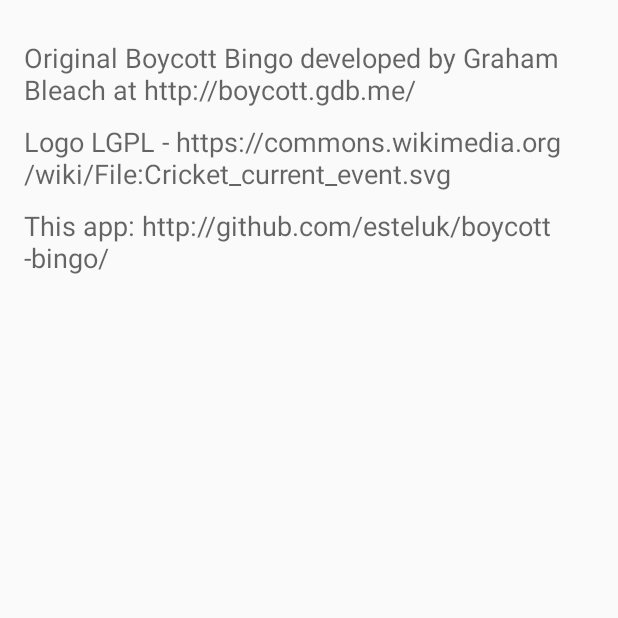
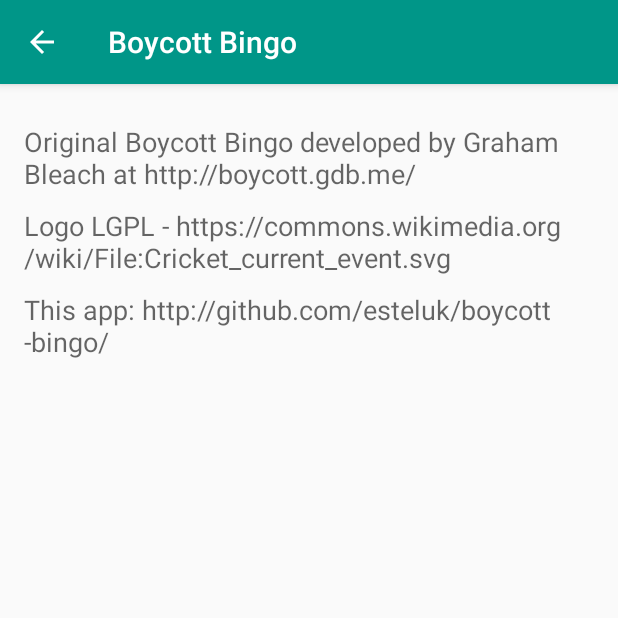
Before and after one commit to esteluk/boycott-bingo, an Android app: the AboutActivity screen opened directly, with no data from a screen before it, on a phone screen of 412 x 824 dp, the top half of it. Run offline under Robolectric (Android 15) with nearby library versions, the phone set to English and light mode, and no system bars.

Commit message:
Style the about screen

```diff
--- a/BoycottBingo/src/main/java/uk/co/nathanwong/boycottbingo/AboutActivity.java
+++ b/BoycottBingo/src/main/java/uk/co/nathanwong/boycottbingo/AboutActivity.java
@@ -1,15 +1,34 @@
 package uk.co.nathanwong.boycottbingo;
 
-import android.app.Activity;
 import android.os.Bundle;
+import android.support.v7.app.ActionBar;
+import android.support.v7.app.AppCompatActivity;
+import android.support.v7.widget.Toolbar;
+import android.view.MenuItem;
 
-/**
- * Created by nathan on 20/07/2013.
- */
-public class AboutActivity extends Activity {
+public class AboutActivity extends AppCompatActivity {
     public void onCreate(Bundle savedInstanceState) {
         super.onCreate(savedInstanceState);
 
         setContentView(R.layout.activity_about);
+
+        Toolbar toolbar = (Toolbar) findViewById(R.id.toolbar);
+        setSupportActionBar(toolbar);
+
+        ActionBar actionBar = getSupportActionBar();
+        if (actionBar != null) {
+            actionBar.setDisplayHomeAsUpEnabled(true);
+        }
+    }
+
+    @Override
+    public boolean onOptionsItemSelected(MenuItem item) {
+        switch(item.getItemId()) {
+            case android.R.id.home:
+                finish();
+                return true;
+            default:
+                return super.onOptionsItemSelected(item);
+        }
     }
 }
--- a/BoycottBingo/src/main/res/layout/activity_about.xml
+++ b/BoycottBingo/src/main/res/layout/activity_about.xml
@@ -1,40 +1,46 @@
 <?xml version="1.0" encoding="utf-8"?>
 
-<RelativeLayout xmlns:android="http://schemas.android.com/apk/res/android"
+<LinearLayout
+    xmlns:android="http://schemas.android.com/apk/res/android"
+    xmlns:tools="http://schemas.android.com/tools"
     android:layout_width="match_parent"
     android:layout_height="match_parent"
+    android:orientation="vertical"
+    tools:context=".AboutActivity">
+
+    <include layout="@layout/include_toolbar" />
+
+    <LinearLayout
+        android:layout_width="match_parent"
+        android:layout_height="match_parent"
+        android:orientation="vertical"
         android:paddingLeft="@dimen/activity_horizontal_margin"
         android:paddingRight="@dimen/activity_horizontal_margin"
         android:paddingTop="@dimen/activity_vertical_margin"
         android:paddingBottom="@dimen/activity_vertical_margin">
 
         <TextView
+            android:id="@+id/about_credit"
             android:layout_width="wrap_content"
             android:layout_height="wrap_content"
             android:textAppearance="?android:attr/textAppearanceMedium"
-            android:text="Original Boycott Bingo developed by Graham Bleach at http://boycott.gdb.me/"
-            android:id="@+id/about_credit"
-            android:layout_alignParentLeft="true"
-            android:layout_alignParentRight="true"
+            android:text="@string/about_credit"
             android:layout_marginTop="10dp"/>
 
         <TextView
+            android:id="@+id/textView"
             android:layout_width="wrap_content"
             android:layout_height="wrap_content"
             android:textAppearance="?android:attr/textAppearanceMedium"
-            android:text="Logo LGPL - https://commons.wikimedia.org/wiki/File:Cricket_current_event.svg"
-            android:id="@+id/textView"
-            android:layout_below="@+id/about_credit"
-            android:layout_alignLeft="@+id/about_credit"
+            android:text="@string/about_credit_logo"
             android:layout_marginTop="10dp"/>
 
         <TextView
+            android:id="@+id/textView2"
             android:layout_width="wrap_content"
             android:layout_height="wrap_content"
             android:textAppearance="?android:attr/textAppearanceMedium"
-            android:text="This app: http://github.com/esteluk/boycott-bingo/"
-            android:id="@+id/textView2"
-            android:layout_below="@+id/textView"
-            android:layout_alignLeft="@+id/textView"
+            android:text="@string/about_credit_source"
             android:layout_marginTop="10dp"/>
-</RelativeLayout>
+    </LinearLayout>
+</LinearLayout>
--- a/BoycottBingo/src/main/res/layout/activity_main.xml
+++ b/BoycottBingo/src/main/res/layout/activity_main.xml
@@ -1,24 +1,15 @@
 <LinearLayout
     xmlns:android="http://schemas.android.com/apk/res/android"
-    xmlns:app="http://schemas.android.com/apk/res-auto"
     xmlns:tools="http://schemas.android.com/tools"
     android:layout_width="match_parent"
     android:layout_height="match_parent"
     android:orientation="vertical"
     tools:context=".MainActivity">
 
-    <android.support.v7.widget.Toolbar
-        android:id="@+id/toolbar"
+    <include layout="@layout/include_toolbar" />
+
+    <RelativeLayout
         android:layout_width="match_parent"
-        android:layout_height="wrap_content"
-        android:minHeight="?attr/actionBarSize"
-        android:background="?attr/colorPrimary"
-        android:elevation="4dp"
-        app:theme="@style/ThemeOverlay.AppCompat.Dark.ActionBar"
-        app:popupTheme="@style/ThemeOverlay.AppCompat.Light"
-        />
-
-    <RelativeLayout android:layout_width="match_parent"
         android:layout_height="match_parent"
         android:paddingLeft="@dimen/activity_horizontal_margin"
         android:paddingRight="@dimen/activity_horizontal_margin"
--- /dev/null
+++ b/BoycottBingo/src/main/res/layout/include_toolbar.xml
@@ -0,0 +1,13 @@
+<?xml version="1.0" encoding="utf-8"?>
+<android.support.v7.widget.Toolbar
+    xmlns:android="http://schemas.android.com/apk/res/android"
+    xmlns:app="http://schemas.android.com/apk/res-auto"
+    android:id="@+id/toolbar"
+    android:layout_width="match_parent"
+    android:layout_height="wrap_content"
+    android:minHeight="?attr/actionBarSize"
+    android:background="?attr/colorPrimary"
+    android:elevation="4dp"
+    app:theme="@style/ThemeOverlay.AppCompat.Dark.ActionBar"
+    app:popupTheme="@style/ThemeOverlay.AppCompat.Light"
+    />
--- a/BoycottBingo/src/main/res/values/strings.xml
+++ b/BoycottBingo/src/main/res/values/strings.xml
@@ -23,6 +23,10 @@
     <string name="app_misconfigured">The application is incorrectly configured. Check that the package name and signing certificate match the client ID created in Developer Console. Also, if the application is not yet published, check that the account you are trying to sign in with is listed as a tester account. See logs for more information.</string>
     <string name="license_failed">License check failed.</string>
     <string name="unknown_error">Unknown error.</string>
+
+    <string name="about_credit">Original Boycott Bingo developed by Graham Bleach at http://boycott.gdb.me/</string>
+    <string name="about_credit_logo">Logo LGPL - https://commons.wikimedia.org/wiki/File:Cricket_current_event.svg</string>
+    <string name="about_credit_source">This app: http://github.com/esteluk/boycott-bingo/</string>
 
     <string-array name="boycottisms">
         <item>Corridor of uncertainty</item>
```
Lines whose indentation alone changed are shown as unchanged.
